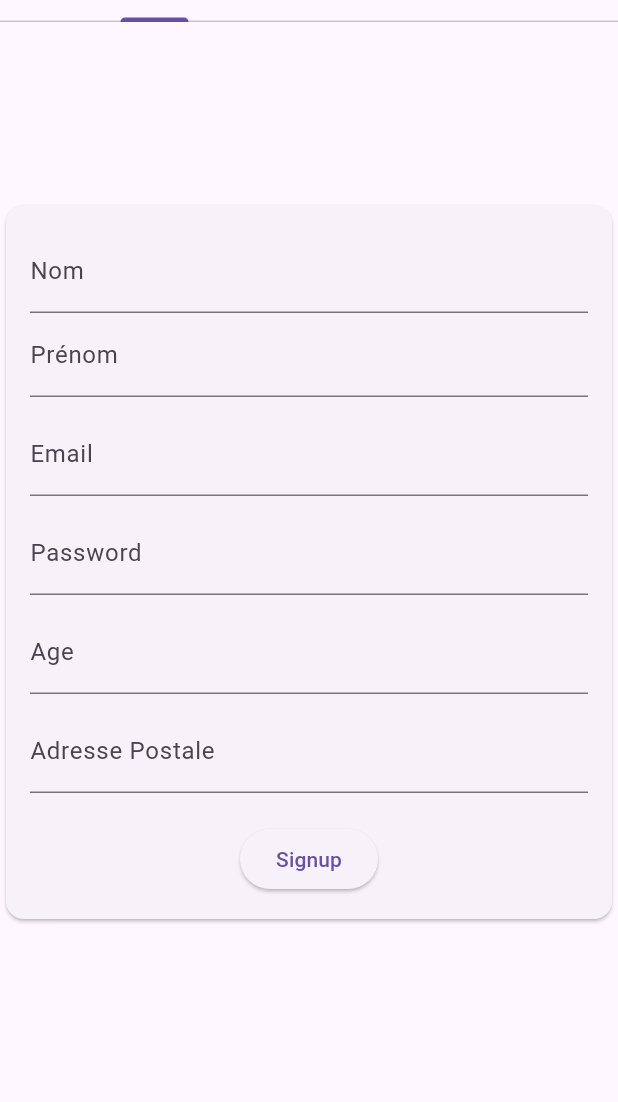
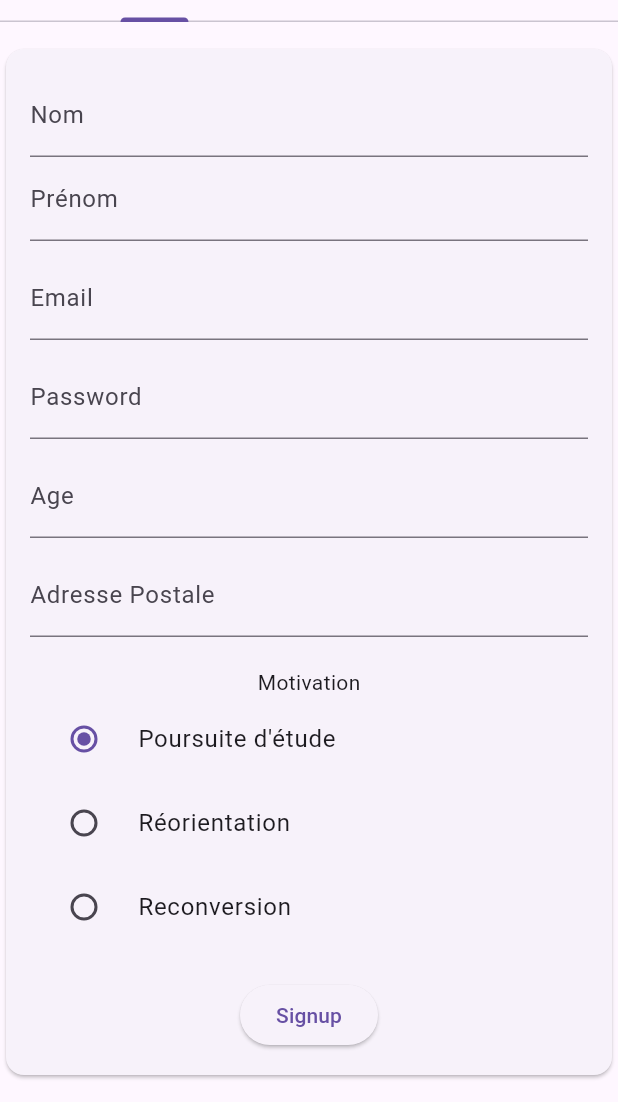
Before and after one commit to Wolphen/flutter_coding, a Flutter app: the screen it shows after launch, after a tap on "Signup", on a phone screen of 412 x 824 dp, the part 134-1236 px from its top. Run offline on Flutter 3.47's test engine with Material 3 defaults, Android fonts, the phone set to English and light mode, and no system bars; missing offline and left inert: mongo_dart.

Commit message:
add register

```diff
--- a/lib/auth/login.dart
+++ b/lib/auth/login.dart
@@ -1,6 +1,7 @@
 import 'package:flutter/material.dart';
-import 'package:flutter_coding/auth/signUp.dart';
-
+import 'package:provider/provider.dart';
+import 'signUp.dart';
+import '../bdd/connectToDTB.dart';
 
 class LoginPage extends StatefulWidget {
   const LoginPage({super.key});
@@ -12,6 +13,8 @@ class LoginPage extends StatefulWidget {
 class _LoginPageState extends State<LoginPage> {
   @override
   Widget build(BuildContext context) {
+    final mongoDBService = Provider.of<MongoDBService>(context, listen: false);
+
     return MaterialApp(
       debugShowCheckedModeBanner: false,
       home: DefaultTabController(
@@ -28,8 +31,8 @@ class _LoginPageState extends State<LoginPage> {
           ),
           body: TabBarView(
             children: [
-              SignUpCard(),
-              LoginCard()
+              SignUpCard(mongoDBService: mongoDBService), // Passe mongoDBService ici
+              LoginCard(),
             ],
           ),
         ),
@@ -39,7 +42,6 @@ class _LoginPageState extends State<LoginPage> {
 }
 
 class LoginCard extends StatelessWidget {
-
   final GlobalKey<FormState> _loginFormKey = GlobalKey<FormState>();
   final emailController = TextEditingController();
   final passwordController = TextEditingController();
@@ -48,7 +50,7 @@ class LoginCard extends StatelessWidget {
   Widget build(BuildContext context) {
     return Scaffold(
       body: Center(
-        child:Card(
+        child: Card(
           child: Form(
             key: _loginFormKey,
             child: Padding(
@@ -56,12 +58,12 @@ class LoginCard extends StatelessWidget {
               child: Column(
                 mainAxisSize: MainAxisSize.min,
                 children: <Widget>[
-                TextField(
+                  TextFormField(
                     controller: emailController,
                     decoration: InputDecoration(labelText: 'Email'),
                   ),
                   SizedBox(height: 10),
-                TextField(
+                  TextFormField(
                     controller: passwordController,
                     decoration: InputDecoration(labelText: 'Password'),
                     obscureText: true,
@@ -69,7 +71,8 @@ class LoginCard extends StatelessWidget {
                   SizedBox(height: 20),
                   ElevatedButton(
                     onPressed: () {
-                    // Handle login logic here
+                      // Logic de connexion
+                      print("Email: ${emailController.text}, Password: ${passwordController.text}");
                     },
                     child: const Text('Login'),
                   ),
--- a/lib/auth/signUp.dart
+++ b/lib/auth/signUp.dart
@@ -1,6 +1,8 @@
+// lib/auth/signUp.dart
 import 'package:flutter/material.dart';
-import 'package:flutter_coding/auth/login.dart';
 import 'package:provider/provider.dart';
+import 'login.dart';
+import '../bdd/connectToDTB.dart';
 
 class SignUpPage extends StatefulWidget {
   const SignUpPage({super.key});
@@ -10,11 +12,24 @@ class SignUpPage extends StatefulWidget {
 }
 
 class _SignUpPageState extends State<SignUpPage> {
+  late MongoDBService mongoDBService;
+
+  @override
+  void initState() {
+    super.initState();
+    mongoDBService = MongoDBService();
+    mongoDBService.connect(); // Connexion à MongoDB au lancement
+  }
+
+  @override
+  void dispose() {
+    mongoDBService.close(); // Ferme la connexion lors de la destruction du widget
+    super.dispose();
+  }
+
   @override
   Widget build(BuildContext context) {
-    return MaterialApp(
-      debugShowCheckedModeBanner: false,
-      home: DefaultTabController(
+    return DefaultTabController(
       length: 2,
       child: Scaffold(
         appBar: AppBar(
@@ -23,21 +38,20 @@ class _SignUpPageState extends State<SignUpPage> {
             tabs: [
               Tab(text: 'Login'),
               Tab(text: 'Sign Up'),
-
             ],
           ),
         ),
         body: TabBarView(
           children: [
-              SignUpCard(),
-              LoginPage()
+            SignUpCard(mongoDBService: mongoDBService),
+            LoginPage(),
           ],
-          ),
         ),
       ),
     );
   }
 }
+
 class DropDownButton with ChangeNotifier {
   int selectedMotivationIndex = 0;
 
@@ -47,10 +61,10 @@ class DropDownButton with ChangeNotifier {
   }
 }
 
-const List<String> list = <String>['Poursuite d\'étude','Réorientation','Reconversion'];
+const List<String> list = <String>['Poursuite d\'étude', 'Réorientation', 'Reconversion'];
 
 class SignUpCard extends StatelessWidget {
-
+  final MongoDBService mongoDBService;
   final GlobalKey<FormState> _signUpFormKey = GlobalKey<FormState>();
   final nameController = TextEditingController();
   final prenomController = TextEditingController();
@@ -58,14 +72,49 @@ class SignUpCard extends StatelessWidget {
   final passwordController = TextEditingController();
   final ageController = TextEditingController();
   final adresseController = TextEditingController();
-  final motivationController = TextEditingController();
 
+  SignUpCard({required this.mongoDBService});
+
+  void _signUpUser(BuildContext context) async {
+    if (_signUpFormKey.currentState!.validate()) {
+      String nom = nameController.text;
+      String prenom = prenomController.text;
+      String email = emailController.text;
+      String password = passwordController.text;
+      int age = int.tryParse(ageController.text) ?? 0;
+      int adressePostale = int.tryParse(adresseController.text) ?? 0;
+      int motivation = Provider.of<DropDownButton>(context, listen: false).selectedMotivationIndex;
+
+      final documentToInsert = {
+        'nom': nom,
+        'prenom': prenom,
+        'mail': email,
+        'password': password,
+        'age': age,
+        'adresse_postale': adressePostale,
+        'admin': false,
+        'motivation': motivation,
+      };
+
+      // Appel de la fonction d'insertion dans MongoDB
+      await mongoDBService.insertUser(documentToInsert);
+      print("Inscription réussie pour l'utilisateur : $nom");
+
+      Navigator.push(
+        context,
+        MaterialPageRoute(builder: (context) => const LoginPage()),
+      );
+    }
+  }
 
   @override
   Widget build(BuildContext context) {
+    final motivationProvider = Provider.of<DropDownButton>(context);
+
     return Scaffold(
       body: Center(
         child: Card(
+          child: SingleChildScrollView(
             child: Form(
               key: _signUpFormKey,
               child: Padding(
@@ -96,17 +145,33 @@ class SignUpCard extends StatelessWidget {
                     TextFormField(
                       controller: ageController,
                       decoration: InputDecoration(labelText: 'Age'),
+                      keyboardType: TextInputType.number,
                     ),
                     SizedBox(height: 10),
                     TextFormField(
                       controller: adresseController,
                       decoration: InputDecoration(labelText: 'Adresse Postale'),
+                      keyboardType: TextInputType.number,
+                    ),
+                    SizedBox(height: 20),
+                    Text('Motivation'),
+                    Column(
+                      children: List.generate(list.length, (index) {
+                        return RadioListTile<int>(
+                          title: Text(list[index]),
+                          value: index,
+                          groupValue: motivationProvider.selectedMotivationIndex,
+                          onChanged: (int? value) {
+                            if (value != null) {
+                              motivationProvider.setSelectedMotivationIndex(value);
+                            }
+                          },
+                        );
+                      }),
                     ),
                     SizedBox(height: 20),
                     ElevatedButton(
-                  onPressed: () {
-                    // Handle signup logic here
-                  },
+                      onPressed: () => _signUpUser(context),
                       child: Text('Signup'),
                     ),
                   ],
@@ -115,6 +180,7 @@ class SignUpCard extends StatelessWidget {
             ),
           ),
         ),
+      ),
     );
   }
 }
--- /dev/null
+++ b/lib/bdd/connectToDTB.dart
@@ -0,0 +1,34 @@
+import 'package:mongo_dart/mongo_dart.dart' as mongo;
+
+class MongoDBService {
+  late mongo.Db db;
+  late mongo.DbCollection userCollection;
+  bool _isConnected = false;
+
+  Future<void> connect() async {
+    if (!_isConnected) {
+      var password = 'root';
+      final encodedPassword = Uri.encodeComponent(password);
+      db = await mongo.Db.create(
+          'mongodb+srv://root:$encodedPassword@flutter.d1rxd.mongodb.net/Flutter?retryWrites=true&w=majority&appName=Flutter');
+      await db.open();
+      userCollection = db.collection('User');
+      _isConnected = true;
+      print('Connexion réussie à MongoDB !');
+    }
+  }
+
+  Future<void> insertUser(Map<String, dynamic> document) async {
+    if (!_isConnected) {
+      await connect();
+    }
+    await userCollection.insert(document);
+    print("Document inséré avec succès dans MongoDB !");
+  }
+
+  Future<void> close() async {
+    await db.close();
+    _isConnected = false;
+    print('Connexion à MongoDB fermée.');
+  }
+}
--- a/lib/main.dart
+++ b/lib/main.dart
@@ -1,16 +1,41 @@
 import 'package:flutter/material.dart';
 import 'package:mongo_dart/mongo_dart.dart' as mongo;
+import 'package:provider/provider.dart';
 import 'auth/login.dart';
+import 'auth/signUp.dart';
+import 'bdd/connectToDTB.dart';
 
 void main() {
-  runApp(MyApp());
+  runApp(
+    MultiProvider(
+      providers: [
+        ChangeNotifierProvider(create: (_) => DropDownButton()),
+        Provider(create: (_) => MongoDBService()),
+      ],
+      child: MyApp(),
+    ),
+  );
 }
 
 class MyApp extends StatelessWidget {
   @override
   Widget build(BuildContext context) {
-    return MaterialApp(
-      home: CounterScreen(),
+    final mongoDBService = Provider.of<MongoDBService>(context, listen: false);
+
+    return FutureBuilder(
+      future: mongoDBService.connect(),
+      builder: (context, snapshot) {
+        if (snapshot.connectionState == ConnectionState.waiting) {
+          return const CircularProgressIndicator();
+        } else if (snapshot.hasError) {
+          return const Center(child: Text('Erreur de connexion à MongoDB'));
+        } else {
+          return MaterialApp(
+            debugShowCheckedModeBanner: false,
+            home: const LoginPage(),
+          );
+        }
+      },
     );
   }
 }
```
Lines whose indentation alone changed are shown as unchanged.
